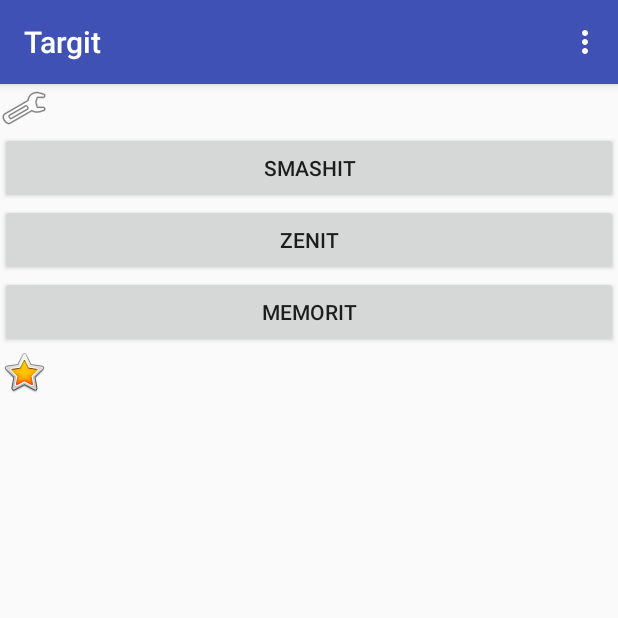
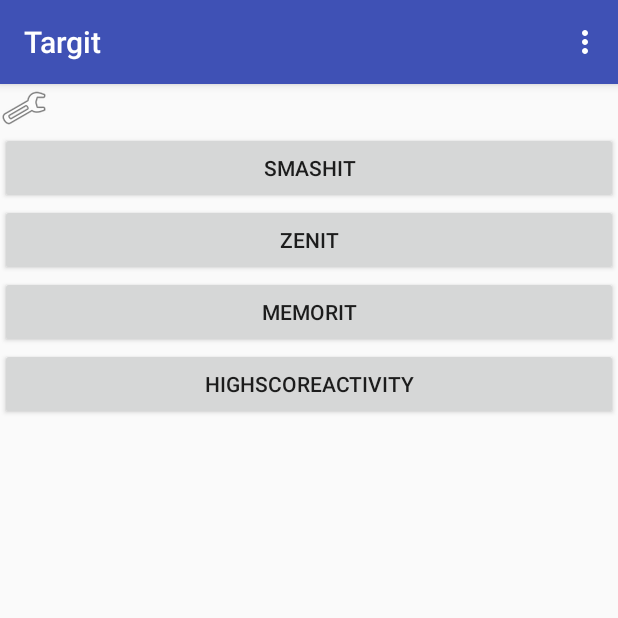
Before and after one commit to ikbendewilliam/TargitAndroid, an Android app: the screen it shows after launch (MainActivity), on a phone screen of 412 x 824 dp, the top half of it. Run offline under Robolectric (Android 15) with nearby library versions, the phone set to English and light mode, and no system bars; libraries missing offline, so code that uses them is left out: me.aflak.bluetooth; 8 statements that could not run were skipped.

Commit message:
changed image to button

```diff
--- a/Targit/app/src/main/java/be/howest/nmct/targit/views/MainActivity.java
+++ b/Targit/app/src/main/java/be/howest/nmct/targit/views/MainActivity.java
@@ -53,7 +53,7 @@ public class MainActivity extends AppCompatActivity implements BluetoothConnecti
                 showInfoGameModeActivity(InfoGameModeActivity.EXTRA_GAMEMODE_MEMORIT);
             }
         });
-        findViewById(R.id.image_highscore).setOnClickListener(new View.OnClickListener() {
+        findViewById(R.id.button_highscore).setOnClickListener(new View.OnClickListener() {
             @Override
             public void onClick(View v) {
                 showActivity(HighscoreActivity.class);
--- a/Targit/app/src/main/res/layout/activity_main.xml
+++ b/Targit/app/src/main/res/layout/activity_main.xml
@@ -46,11 +46,10 @@
         android:layout_height="wrap_content"
         android:text="@string/info_memorit"/>
 
-    <ImageView
-        android:id="@+id/image_highscore"
-        android:layout_width="wrap_content"
+    <Button
+        android:id="@+id/button_highscore"
+        android:layout_width="match_parent"
         android:layout_height="wrap_content"
-        android:contentDescription="@string/title_activity_highscore"
-        android:src="@android:drawable/btn_star_big_on" />
+        android:text="@string/title_activity_highscore" />
 
 </LinearLayout>
```
